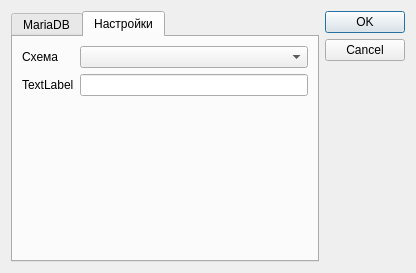
The window that dlg/settingsdlg.ui (voytoff/LCAdminQt) describes before a commit, drawn with Qt 5.
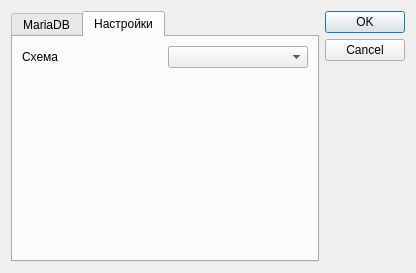
The same window after the commit. The open tabs and pages were chosen to show the change. Icons and pictures are not drawn.

Diff of the .ui file:
```diff
--- a/dlg/settingsdlg.ui
+++ b/dlg/settingsdlg.ui
@@ -154,16 +154,6 @@
         <widget class="QComboBox" name="colorScheme"/>
        </item>
        <item row="1" column="0">
-        <widget class="QLabel" name="label_3">
-         <property name="text">
-          <string>TextLabel</string>
-         </property>
-        </widget>
-       </item>
-       <item row="1" column="1">
-        <widget class="QLineEdit" name="lineEdit"/>
-       </item>
-       <item row="2" column="0">
         <spacer name="verticalSpacer_2">
          <property name="orientation">
           <enum>Qt::Orientation::Vertical</enum>
```
Left out of the diff: 2 changed lines with no effect on the pictures.
